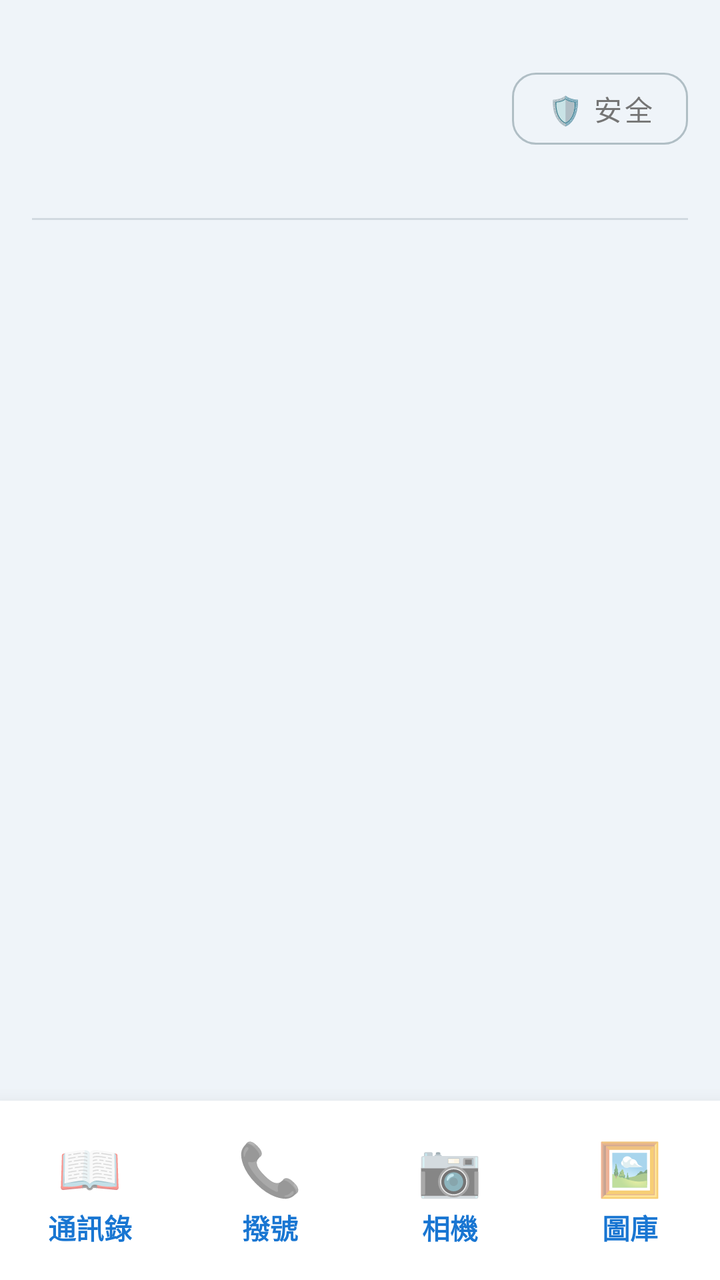
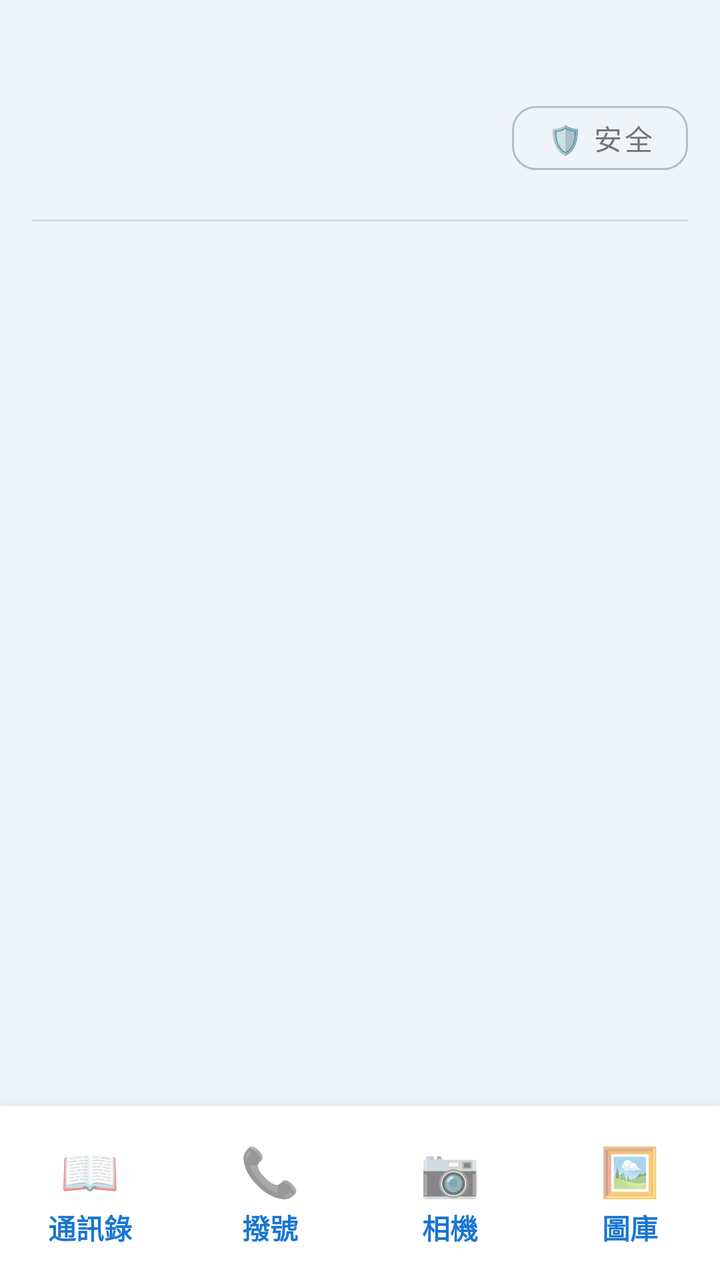

Screens rendered from an Android XML layout before and after an edit, with the pre-edit source and the edit as a unified diff.
<!-- AndroidManifest.xml: application theme Theme.SeniorLauncher -->
<!-- res/layout/activity_main.xml -->
﻿<?xml version="1.0" encoding="utf-8"?>
<LinearLayout xmlns:android="http://schemas.android.com/apk/res/android"
    xmlns:app="http://schemas.android.com/apk/res-auto"
    android:layout_width="match_parent"
    android:layout_height="match_parent"
    android:orientation="vertical"
    android:background="#EFF4F9"
    android:paddingTop="16dp">

    <TextView
        android:id="@+id/tvNotDefaultWarning"
        android:layout_width="match_parent"
        android:layout_height="wrap_content"
        android:background="#FFB300"
        android:text="⚠️ 點擊此處將此應用設為預設桌面"
        android:textColor="#000000"
        android:textSize="16sp"
        android:textStyle="bold"
        android:gravity="center"
        android:padding="12dp"
        android:layout_marginBottom="12dp"
        android:layout_marginHorizontal="16dp"
        android:visibility="gone" />

    
    <LinearLayout
        android:layout_width="match_parent"
        android:layout_height="wrap_content"
        android:orientation="horizontal"
        android:gravity="center_vertical"
        android:paddingHorizontal="16dp"
        android:paddingBottom="16dp">

        <LinearLayout
            android:layout_width="0dp"
            android:layout_height="wrap_content"
            android:layout_weight="1"
            android:orientation="vertical">

            <TextView
                android:id="@+id/tvClock"
                android:layout_width="wrap_content"
                android:layout_height="wrap_content"
                android:textSize="40sp"
                android:textStyle="bold"
                android:textColor="#212121" />

            <TextView
                android:id="@+id/tvDateAndLunar"
                android:layout_width="wrap_content"
                android:layout_height="wrap_content"
                android:textSize="16sp"
                android:textColor="#757575"
                android:layout_marginTop="2dp"/>
        </LinearLayout>

        <TextView
            android:id="@+id/tvBattery"
            android:layout_width="wrap_content"
            android:layout_height="wrap_content"
            android:textSize="18sp"
            android:textStyle="bold"
            android:textColor="#1976D2"
            android:layout_marginEnd="16dp" />

        
        <com.google.android.material.button.MaterialButton
            android:id="@+id/btnSos"
            style="?attr/materialButtonOutlinedStyle"
            android:layout_width="wrap_content"
            android:layout_height="48dp"
            android:text="🛡️ 安全"
            android:textSize="14sp"
            android:textColor="#757575"
            app:strokeColor="#B0BEC5"
            app:strokeWidth="1dp"
            app:cornerRadius="12dp" />
    </LinearLayout>

    <View
        android:layout_width="match_parent"
        android:layout_height="1dp"
        android:background="#D1D9E0"
        android:layout_marginHorizontal="16dp"
        android:layout_marginBottom="16dp" />

    <TextView
        android:id="@+id/tvEmptyContacts"
        android:layout_width="match_parent"
        android:layout_height="0dp"
        android:layout_weight="1"
        android:gravity="center"
        android:text="請在系統【通訊錄】中\n將家人設定為「星標」 (收藏)\n以顯示在此處"
        android:textSize="18sp"
        android:textColor="#78909C"
        android:visibility="gone" />

    <GridLayout
        android:id="@+id/gridContacts"
        android:layout_width="match_parent"
        android:layout_height="0dp"
        android:layout_weight="1"
        android:columnCount="2"
        android:paddingHorizontal="8dp"
        android:alignmentMode="alignMargins" />

    
    <com.google.android.material.card.MaterialCardView
        android:layout_width="match_parent"
        android:layout_height="wrap_content"
        app:cardBackgroundColor="#FFFFFF"
        app:cardElevation="16dp"
        app:cardCornerRadius="0dp">

        <LinearLayout
            android:layout_width="match_parent"
            android:layout_height="wrap_content"
            android:orientation="horizontal"
            android:baselineAligned="false"
            android:paddingVertical="8dp">

            <LinearLayout
                android:id="@+id/btnContacts"
                android:layout_width="0dp"
                android:layout_height="wrap_content"
                android:layout_weight="1"
                android:orientation="vertical"
                android:gravity="center"
                android:clickable="true"
                android:focusable="true"
                android:background="?attr/selectableItemBackground"
                android:paddingVertical="8dp">
                <TextView android:text="📖" android:textSize="26sp" android:layout_width="wrap_content" android:layout_height="wrap_content"/>
                <TextView android:text="通訊錄" android:textSize="14sp" android:textStyle="bold" android:textColor="#1976D2" android:layout_marginTop="2dp" android:layout_width="wrap_content" android:layout_height="wrap_content"/>
            </LinearLayout>

            <LinearLayout
                android:id="@+id/btnPhone"
                android:layout_width="0dp"
                android:layout_height="wrap_content"
                android:layout_weight="1"
                android:orientation="vertical"
                android:gravity="center"
                android:clickable="true"
                android:focusable="true"
                android:background="?attr/selectableItemBackground"
                android:paddingVertical="8dp">
                <TextView android:text="📞" android:textSize="26sp" android:layout_width="wrap_content" android:layout_height="wrap_content"/>
                <TextView android:text="撥號" android:textSize="14sp" android:textStyle="bold" android:textColor="#1976D2" android:layout_marginTop="2dp" android:layout_width="wrap_content" android:layout_height="wrap_content"/>
            </LinearLayout>

            <LinearLayout
                android:id="@+id/btnCamera"
                android:layout_width="0dp"
                android:layout_height="wrap_content"
                android:layout_weight="1"
                android:orientation="vertical"
                android:gravity="center"
                android:clickable="true"
                android:focusable="true"
                android:background="?attr/selectableItemBackground"
                android:paddingVertical="8dp">
                <TextView android:text="📷" android:textSize="26sp" android:layout_width="wrap_content" android:layout_height="wrap_content"/>
                <TextView android:text="相機" android:textSize="14sp" android:textStyle="bold" android:textColor="#1976D2" android:layout_marginTop="2dp" android:layout_width="wrap_content" android:layout_height="wrap_content"/>
            </LinearLayout>

            <LinearLayout
                android:id="@+id/btnGallery"
                android:layout_width="0dp"
                android:layout_height="wrap_content"
                android:layout_weight="1"
                android:orientation="vertical"
                android:gravity="center"
                android:clickable="true"
                android:focusable="true"
                android:background="?attr/selectableItemBackground"
                android:paddingVertical="8dp">
                <TextView android:text="🖼️" android:textSize="26sp" android:layout_width="wrap_content" android:layout_height="wrap_content"/>
                <TextView android:text="圖庫" android:textSize="14sp" android:textStyle="bold" android:textColor="#1976D2" android:layout_marginTop="2dp" android:layout_width="wrap_content" android:layout_height="wrap_content"/>
            </LinearLayout>
        </LinearLayout>
    </com.google.android.material.card.MaterialCardView>
</LinearLayout>
<!-- resources referenced by this layout -->
<resources>
  <style name="Theme.SeniorLauncher" parent="Theme.MaterialComponents.Light.NoActionBar">
          <item name="colorPrimary">#1976D2</item>
          <item name="colorOnPrimary">#FFFFFF</item>
          <item name="colorSecondary">#2E7D32</item>
          <item name="colorOnSecondary">#FFFFFF</item>
          
          
          <item name="android:statusBarColor">#F5F5F5</item>
          <item name="android:windowLightStatusBar">true</item>
      </style>
</resources>

<!-- the commit's change to res/layout/activity_main.xml (unified diff, before → after) -->
@@ -31,6 +31,7 @@
         android:paddingHorizontal="16dp"
         android:paddingBottom="16dp">
 
+        
         <LinearLayout
             android:layout_width="0dp"
             android:layout_height="wrap_content"
@@ -49,32 +50,40 @@
                 android:id="@+id/tvDateAndLunar"
                 android:layout_width="wrap_content"
                 android:layout_height="wrap_content"
-                android:textSize="16sp"
+                android:textSize="15sp"
                 android:textColor="#757575"
-                android:layout_marginTop="2dp"/>
+                android:layout_marginTop="4dp"/>
         </LinearLayout>
 
-        <TextView
-            android:id="@+id/tvBattery"
+        
+        <LinearLayout
             android:layout_width="wrap_content"
             android:layout_height="wrap_content"
-            android:textSize="18sp"
-            android:textStyle="bold"
-            android:textColor="#1976D2"
-            android:layout_marginEnd="16dp" />
+            android:orientation="vertical"
+            android:gravity="end">
 
-        
-        <com.google.android.material.button.MaterialButton
-            android:id="@+id/btnSos"
-            style="?attr/materialButtonOutlinedStyle"
-            android:layout_width="wrap_content"
-            android:layout_height="48dp"
-            android:text="🛡️ 安全"
-            android:textSize="14sp"
-            android:textColor="#757575"
-            app:strokeColor="#B0BEC5"
-            app:strokeWidth="1dp"
-            app:cornerRadius="12dp" />
+            <TextView
+                android:id="@+id/tvBattery"
+                android:layout_width="wrap_content"
+                android:layout_height="wrap_content"
+                android:textSize="15sp"
+                android:textStyle="bold"
+                android:textColor="#1976D2"
+                android:layout_marginBottom="8dp"
+                android:layout_marginEnd="4dp" />
+
+            <com.google.android.material.button.MaterialButton
+                android:id="@+id/btnSos"
+                style="?attr/materialButtonOutlinedStyle"
+                android:layout_width="wrap_content"
+                android:layout_height="44dp"
+                android:text="🛡️ 安全"
+                android:textSize="14sp"
+                android:textColor="#757575"
+                app:strokeColor="#B0BEC5"
+                app:strokeWidth="1dp"
+                app:cornerRadius="12dp" />
+        </LinearLayout>
     </LinearLayout>
 
     <View
@@ -110,14 +119,15 @@
         android:layout_height="wrap_content"
         app:cardBackgroundColor="#FFFFFF"
         app:cardElevation="16dp"
-        app:cardCornerRadius="0dp">
+        app:cardCornerRadius="0dp"
+        app:strokeWidth="0dp">
 
         <LinearLayout
             android:layout_width="match_parent"
             android:layout_height="wrap_content"
             android:orientation="horizontal"
             android:baselineAligned="false"
-            android:paddingVertical="8dp">
+            android:paddingVertical="10dp">
 
             <LinearLayout
                 android:id="@+id/btnContacts"
@@ -129,8 +139,8 @@
                 android:clickable="true"
                 android:focusable="true"
                 android:background="?attr/selectableItemBackground"
-                android:paddingVertical="8dp">
-                <TextView android:text="📖" android:textSize="26sp" android:layout_width="wrap_content" android:layout_height="wrap_content"/>
+                android:paddingVertical="6dp">
+                <TextView android:text="📖" android:textSize="24sp" android:layout_width="wrap_content" android:layout_height="wrap_content"/>
                 <TextView android:text="通訊錄" android:textSize="14sp" android:textStyle="bold" android:textColor="#1976D2" android:layout_marginTop="2dp" android:layout_width="wrap_content" android:layout_height="wrap_content"/>
             </LinearLayout>
 
@@ -144,8 +154,8 @@
                 android:clickable="true"
                 android:focusable="true"
                 android:background="?attr/selectableItemBackground"
-                android:paddingVertical="8dp">
-                <TextView android:text="📞" android:textSize="26sp" android:layout_width="wrap_content" android:layout_height="wrap_content"/>
+                android:paddingVertical="6dp">
+                <TextView android:text="📞" android:textSize="24sp" android:layout_width="wrap_content" android:layout_height="wrap_content"/>
                 <TextView android:text="撥號" android:textSize="14sp" android:textStyle="bold" android:textColor="#1976D2" android:layout_marginTop="2dp" android:layout_width="wrap_content" android:layout_height="wrap_content"/>
             </LinearLayout>
 
@@ -159,8 +169,8 @@
                 android:clickable="true"
                 android:focusable="true"
                 android:background="?attr/selectableItemBackground"
-                android:paddingVertical="8dp">
-                <TextView android:text="📷" android:textSize="26sp" android:layout_width="wrap_content" android:layout_height="wrap_content"/>
+                android:paddingVertical="6dp">
+                <TextView android:text="📷" android:textSize="24sp" android:layout_width="wrap_content" android:layout_height="wrap_content"/>
                 <TextView android:text="相機" android:textSize="14sp" android:textStyle="bold" android:textColor="#1976D2" android:layout_marginTop="2dp" android:layout_width="wrap_content" android:layout_height="wrap_content"/>
             </LinearLayout>
 
@@ -174,8 +184,8 @@
                 android:clickable="true"
                 android:focusable="true"
                 android:background="?attr/selectableItemBackground"
-                android:paddingVertical="8dp">
-                <TextView android:text="🖼️" android:textSize="26sp" android:layout_width="wrap_content" android:layout_height="wrap_content"/>
+                android:paddingVertical="6dp">
+                <TextView android:text="🖼️" android:textSize="24sp" android:layout_width="wrap_content" android:layout_height="wrap_content"/>
                 <TextView android:text="圖庫" android:textSize="14sp" android:textStyle="bold" android:textColor="#1976D2" android:layout_marginTop="2dp" android:layout_width="wrap_content" android:layout_height="wrap_content"/>
             </LinearLayout>
         </LinearLayout>
